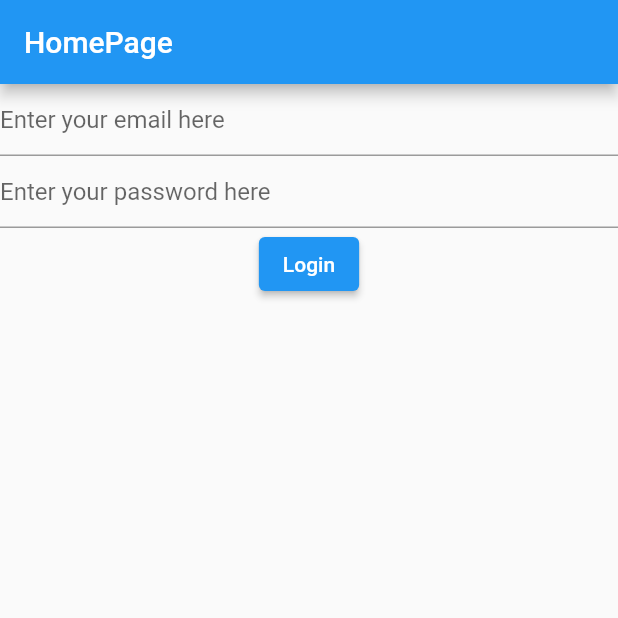
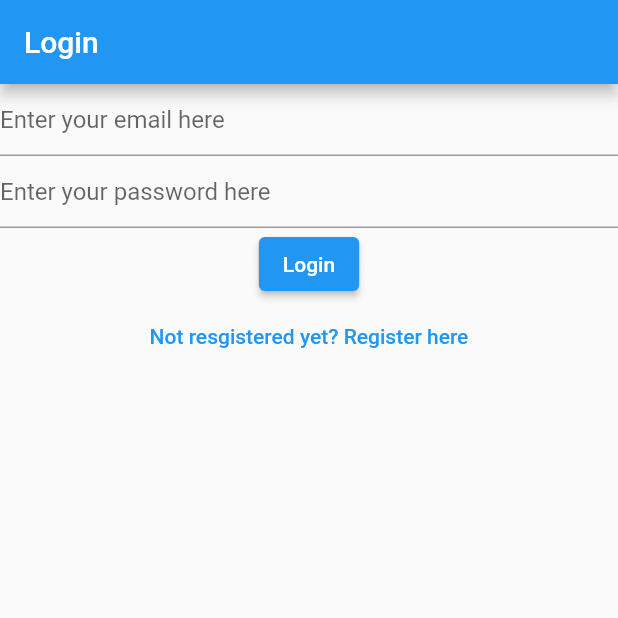
Before and after one commit to MillieNakiganda/flutter_notes, a Flutter app: the screen it shows after launch, on a phone screen of 412 x 824 dp, the top half of it. Run offline on Flutter 3.47's test engine with Material 2 defaults, Android fonts, the phone set to English and light mode, and no system bars; our stand-ins replace firebase_auth, firebase_core; accounts and stored records are empty.

Commit message:
chore: Named routes

```diff
--- a/flutternotes/lib/main.dart
+++ b/flutternotes/lib/main.dart
@@ -2,6 +2,8 @@ import 'package:firebase_auth/firebase_auth.dart';
 import 'package:firebase_core/firebase_core.dart';
 import 'package:flutter/material.dart';
 import 'package:flutternotes/views/login_view.dart';
+import 'package:flutternotes/views/register_view.dart';
+import 'package:flutternotes/views/verify_email_view.dart';
 
 import 'firebase_options.dart';
 
@@ -21,6 +23,10 @@ class MyApp extends StatelessWidget {
         primarySwatch: Colors.blue,
       ),
       home: const Homepage(),
+      routes: {
+        '/login/': (context) => const LoginView(),
+        '/register/': (context) => const RegisterView()
+      },
     );
   }
 }
@@ -30,12 +36,7 @@ class Homepage extends StatelessWidget {
 
   @override
   Widget build(BuildContext context) {
-    return Scaffold(
-      appBar: AppBar(
-        title: const Text('HomePage'),
-      ),
-      // future builder delays the building of a widget until the future task is accomplished
-      body: FutureBuilder(
+    return FutureBuilder(
       future: Firebase.initializeApp(
         options: DefaultFirebaseOptions.currentPlatform,
       ),
@@ -44,38 +45,20 @@ class Homepage extends StatelessWidget {
         switch (snapshot.connectionState) {
           case ConnectionState.done:
             final user = FirebaseAuth.instance.currentUser;
-              if (user?.emailVerified == true) {
+            if (user != null) {
+              if (user.emailVerified == true) {
+                print('verified');
+              } else {
                 return const VerifyEmailView();
+              }
             } else {
               return const LoginView();
             }
+            return const Text('done');
           default:
-              return const Text('Loading..');
+            return const CircularProgressIndicator();
         }
       },
-      ),
     );
   }
 }
-
-class VerifyEmailView extends StatefulWidget {
-  const VerifyEmailView({Key? key}) : super(key: key);
-
-  @override
-  State<VerifyEmailView> createState() => _VerifyEmailViewState();
-}
-
-class _VerifyEmailViewState extends State<VerifyEmailView> {
-  @override
-  Widget build(BuildContext context) {
-    return Column(children: [
-      const Text('Please verify your email address:'),
-      ElevatedButton(
-          onPressed: () async {
-            final user = FirebaseAuth.instance.currentUser;
-            await user?.sendEmailVerification();
-          },
-          child: const Text('send email verification'))
-    ]);
-  }
-}
--- a/flutternotes/lib/views/login_view.dart
+++ b/flutternotes/lib/views/login_view.dart
@@ -31,7 +31,9 @@ class _LoginViewState extends State<LoginView> {
 
   @override
   Widget build(BuildContext context) {
-    return Column(children: [
+    return Scaffold(
+      appBar: AppBar(title: const Text('Login')),
+      body: Column(children: [
         TextField(
           controller: email,
           keyboardType: TextInputType.emailAddress,
@@ -42,7 +44,8 @@ class _LoginViewState extends State<LoginView> {
           obscureText: true,
           autocorrect: false,
           enableSuggestions: false,
-        decoration: const InputDecoration(hintText: 'Enter your password here'),
+          decoration:
+              const InputDecoration(hintText: 'Enter your password here'),
         ),
         ElevatedButton(
           onPressed: () async {
@@ -68,6 +71,13 @@ class _LoginViewState extends State<LoginView> {
           },
           child: const Text('Login'),
         ),
-    ]);
+        TextButton(
+            onPressed: () {
+              Navigator.of(context)
+                  .pushNamedAndRemoveUntil('/register/', (route) => false);
+            },
+            child: const Text('Not resgistered yet? Register here'))
+      ]),
+    );
   }
 }
--- a/flutternotes/lib/views/register_view.dart
+++ b/flutternotes/lib/views/register_view.dart
@@ -30,7 +30,9 @@ class _RegisterViewState extends State<RegisterView> {
 
   @override
   Widget build(BuildContext context) {
-    return Column(children: [
+    return Scaffold(
+      appBar: AppBar(title: const Text('Register')),
+      body: Column(children: [
         TextField(
           controller: email,
           keyboardType: TextInputType.emailAddress,
@@ -41,7 +43,8 @@ class _RegisterViewState extends State<RegisterView> {
           obscureText: true,
           autocorrect: false,
           enableSuggestions: false,
-        decoration: const InputDecoration(hintText: 'Enter your password here'),
+          decoration:
+              const InputDecoration(hintText: 'Enter your password here'),
         ),
         ElevatedButton(
           onPressed: () async {
@@ -62,6 +65,13 @@ class _RegisterViewState extends State<RegisterView> {
           },
           child: const Text('Register'),
         ),
-    ]);
+        TextButton(
+            onPressed: () {
+              Navigator.of(context)
+                  .pushNamedAndRemoveUntil('/login/', (route) => false);
+            },
+            child: const Text('Already resgistered? Login here'))
+      ]),
+    );
   }
 }
```
Also changed, not shown: flutternotes/lib/views/verify_email_view.dart (added, +28 -0 lines). Lines whose indentation alone changed are shown as unchanged.
